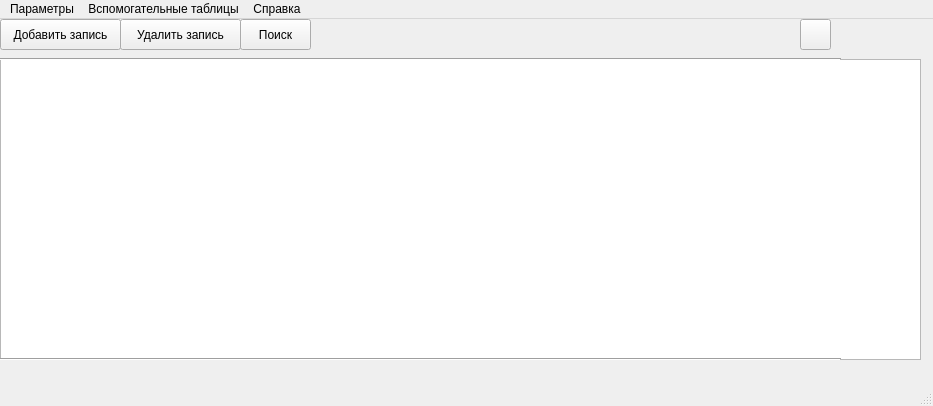
Old version of the form gui/design/main.ui in the repository nemp1yy/AirportIS_GUI.
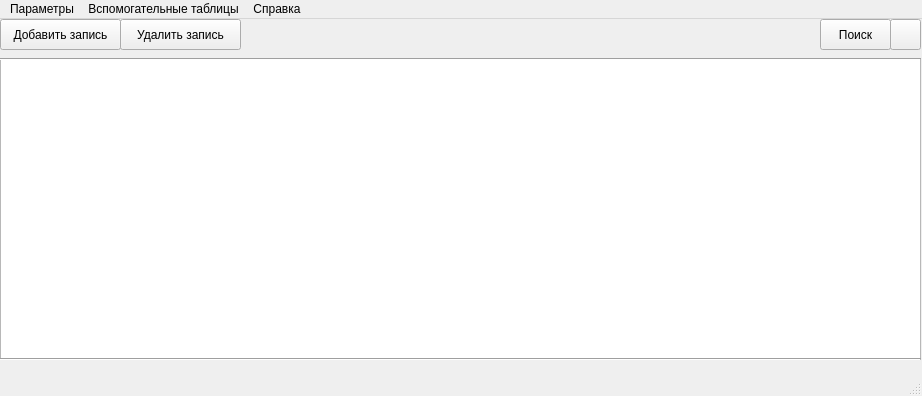
New version of the form. Icons and pictures are not drawn.

```diff
--- a/gui/design/main.ui
+++ b/gui/design/main.ui
@@ -6,8 +6,8 @@
    <rect>
     <x>0</x>
     <y>0</y>
-    <width>933</width>
-    <height>406</height>
+    <width>922</width>
+    <height>396</height>
    </rect>
   </property>
   <property name="windowTitle">
@@ -54,7 +54,7 @@
    <widget class="QPushButton" name="search_button">
     <property name="geometry">
      <rect>
-      <x>240</x>
+      <x>820</x>
       <y>0</y>
       <width>71</width>
       <height>31</height>
@@ -102,7 +102,7 @@
      <rect>
       <x>0</x>
       <y>30</y>
-      <width>841</width>
+      <width>921</width>
       <height>20</height>
      </rect>
     </property>
@@ -115,7 +115,7 @@
      <rect>
       <x>0</x>
       <y>330</y>
-      <width>841</width>
+      <width>921</width>
       <height>20</height>
      </rect>
     </property>
@@ -126,7 +126,7 @@
    <widget class="QPushButton" name="refresh_button">
     <property name="geometry">
      <rect>
-      <x>800</x>
+      <x>890</x>
       <y>0</y>
       <width>31</width>
       <height>31</height>
@@ -141,8 +141,8 @@
     </property>
     <property name="iconSize">
      <size>
-      <width>32</width>
-      <height>32</height>
+      <width>16</width>
+      <height>16</height>
      </size>
     </property>
    </widget>
@@ -152,7 +152,7 @@
     <rect>
      <x>0</x>
      <y>0</y>
-     <width>933</width>
+     <width>922</width>
      <height>21</height>
     </rect>
    </property>
```
Left out of the diff: 44 changed lines with no effect on the pictures.
